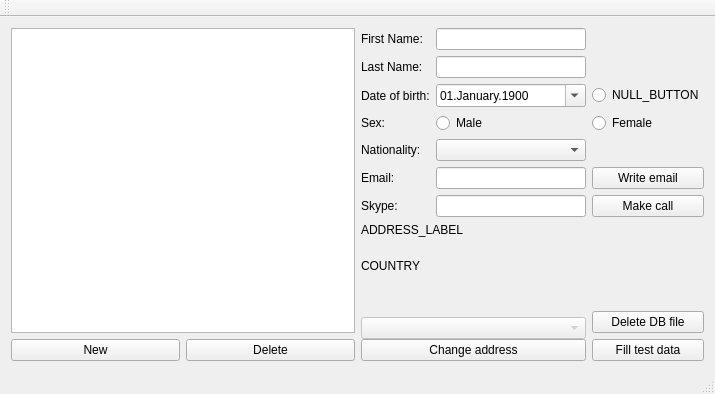
Old version of the form addressbookmainwindow.ui in the repository stanislav888/AddressBook.
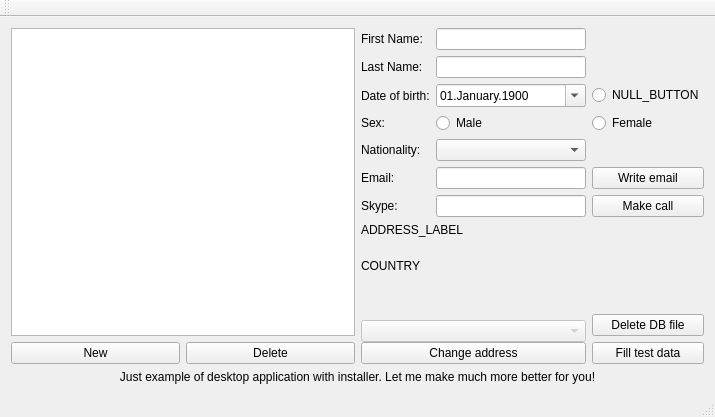
New version of the form. Icons and pictures are not drawn.

Commit message: Added info label to bottom of main window

Patch:
```diff
--- a/addressbookmainwindow.ui
+++ b/addressbookmainwindow.ui
@@ -7,7 +7,7 @@
     <x>0</x>
     <y>0</y>
     <width>715</width>
-    <height>394</height>
+    <height>417</height>
    </rect>
   </property>
   <property name="windowTitle">
@@ -359,6 +359,16 @@
       </item>
      </layout>
     </item>
+    <item>
+     <widget class="QLabel" name="label_4">
+      <property name="text">
+       <string>Just example of desktop application with installer. Let me make much more better for you!</string>
+      </property>
+      <property name="alignment">
+       <set>Qt::AlignCenter</set>
+      </property>
+     </widget>
+    </item>
    </layout>
   </widget>
   <widget class="QToolBar" name="mainToolBar">
```
Left out of the diff: 2 changed lines with no effect on the pictures.
